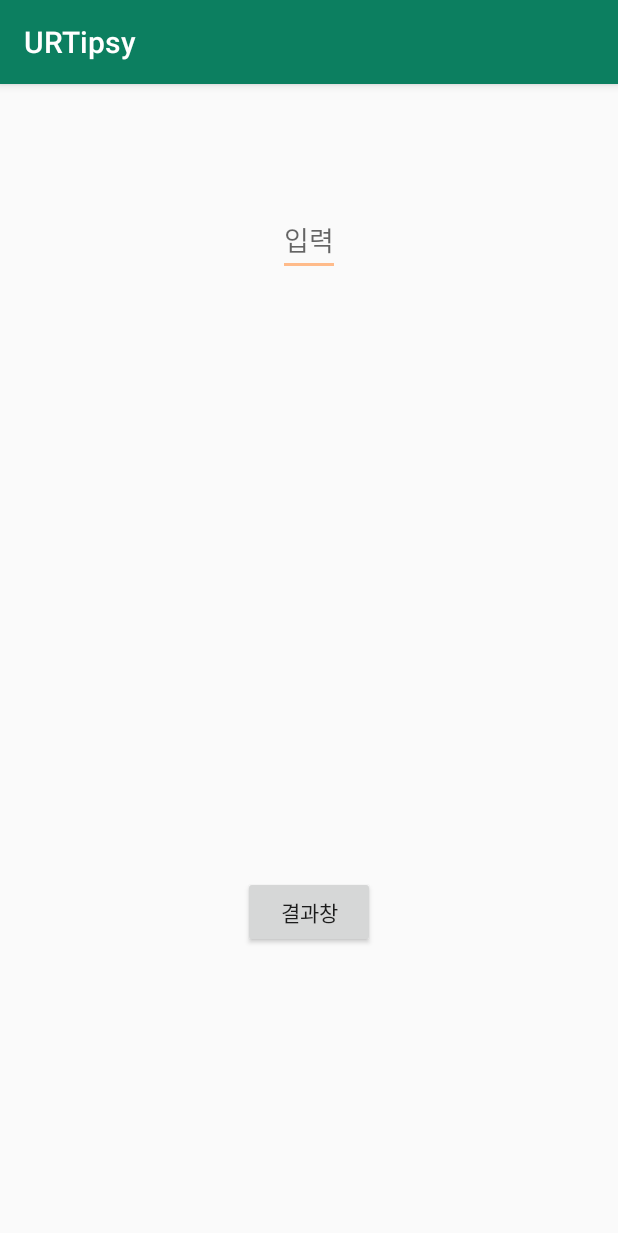
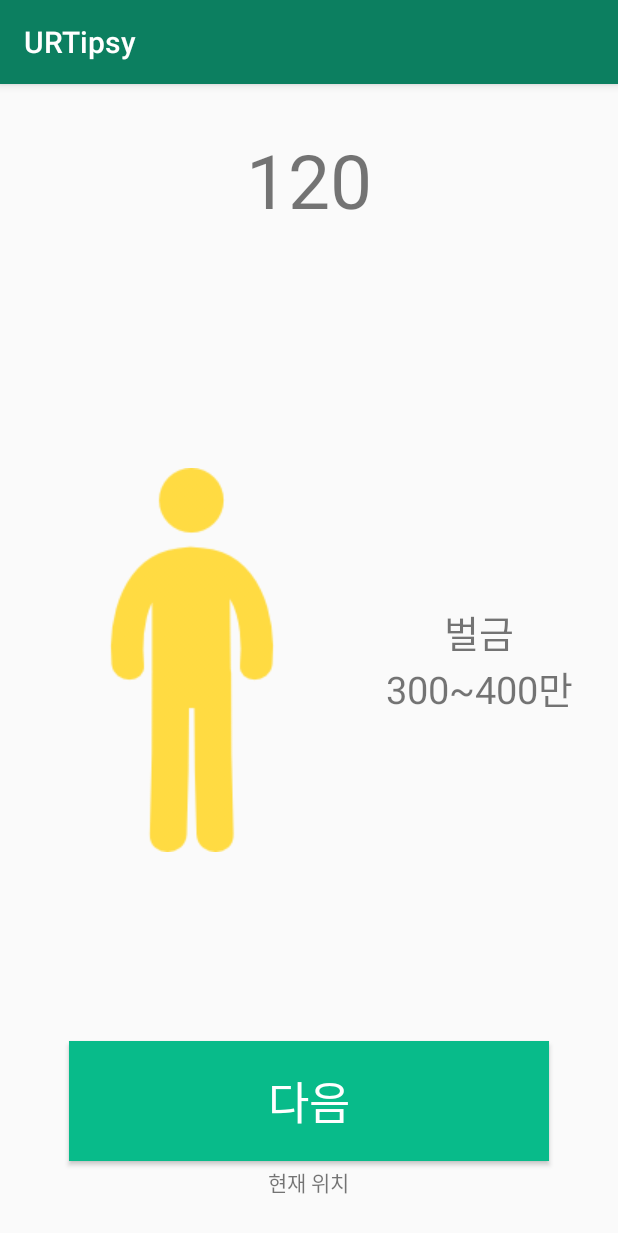
Before and after one commit to hyalinne/URTipsy, an Android app: the screen it shows after launch (MeasureActivity before the commit, ResultActivity after it), after a tap on "측정", on a phone screen of 412 x 824 dp. Shown: the top 1233 px of the screen. Run offline under Robolectric (Android 15) with nearby library versions, the phone set to English and light mode, and no system bars.

Commit message:
05.31. 00:31 + change measure + change gps + add db

```diff
--- a/app/src/main/AndroidManifest.xml
+++ b/app/src/main/AndroidManifest.xml
@@ -11,6 +11,9 @@
     <uses-permission android:name="android.permission.CALL_PHONE" />
     <uses-permission android:name="android.permission.READ_EXTERNAL_STORAGE" />
     <uses-permission android:name="android.permission.WRITE_EXTERNAL_STORAGE" />
+    <uses-permission android:name="android.permission.BLUETOOTH" />
+    <uses-permission android:name="android.permission.BLUETOOTH_ADMIN" />
+
 
     <application
         android:allowBackup="true"
--- /dev/null
+++ b/app/src/main/java/com/example/hyalinne/urtipsy/DBHelper.java
@@ -0,0 +1,28 @@
+package com.example.hyalinne.urtipsy;
+
+import android.content.Context;
+import android.database.sqlite.SQLiteDatabase;
+import android.database.sqlite.SQLiteOpenHelper;
+
+public class DBHelper extends SQLiteOpenHelper {
+
+    public DBHelper(Context context, String name, SQLiteDatabase.CursorFactory factory, int version) {
+        super(context, name, factory, version);
+        // TODO Auto-generated constructor stub
+    }
+
+    @Override
+    public void onCreate(SQLiteDatabase db) {
+         // TODO Auto-generated method stub
+        db.execSQL("CREATE TABLE record(_id INTEGER PRIMARY KEY AUTOINCREMENT, "
+                + "date TEXT , " + "alcohol NUMBER);");
+
+    }
+
+    @Override
+    public void onUpgrade(SQLiteDatabase db, int oldVersion, int newVersion) {
+    // TODO Auto-generated method stub
+        db.execSQL("DROP TABLE IF EXIST today;");
+        onCreate(db);
+    }
+}
--- a/app/src/main/java/com/example/hyalinne/urtipsy/MainActivity.java
+++ b/app/src/main/java/com/example/hyalinne/urtipsy/MainActivity.java
@@ -4,6 +4,8 @@ import android.content.Context;
 import android.content.Intent;
 import android.content.pm.ApplicationInfo;
 import android.content.pm.PackageManager;
+import android.database.Cursor;
+import android.database.sqlite.SQLiteDatabase;
 import android.graphics.Color;
 import android.location.Location;
 import android.location.LocationListener;
@@ -73,7 +75,13 @@ public class MainActivity extends AppCompatActivity {
         mViewPager.setAdapter(mSectionsPagerAdapter);
 
 
-        String[] permissions = new String[]{android.Manifest.permission.SEND_SMS, android.Manifest.permission.ACCESS_FINE_LOCATION, android.Manifest.permission.RECEIVE_SMS, android.Manifest.permission.READ_PHONE_STATE, android.Manifest.permission.CALL_PHONE};
+        String[] permissions = new String[]{
+                android.Manifest.permission.SEND_SMS,
+                android.Manifest.permission.ACCESS_FINE_LOCATION,
+                android.Manifest.permission.RECEIVE_SMS,
+                android.Manifest.permission.READ_PHONE_STATE,
+                android.Manifest.permission.CALL_PHONE,
+                android.Manifest.permission.BLUETOOTH};
         if (Build.VERSION.SDK_INT >= Build.VERSION_CODES.M) {
             for (String permission : permissions) {
                 int result = PermissionChecker.checkSelfPermission(this, permission);
@@ -176,6 +184,9 @@ public class MainActivity extends AppCompatActivity {
         private ArrayList<String> dayList;
         private GridView gridView;
         private Calendar mCal;
+        private DBHelper dbHelper;
+        private Cursor cursor;
+        private String today;
 
         @Override
         public View onCreateView(LayoutInflater inflater, ViewGroup container, Bundle savedInstanceState) {
@@ -183,6 +194,8 @@ public class MainActivity extends AppCompatActivity {
             tvDate = (TextView) rootView.findViewById(R.id.tv_date);
             gridView = (GridView) rootView.findViewById(R.id.gridview);
 
+            dbHelper = new DBHelper(rootView.getContext(), "record.db", null, 1);
+            SQLiteDatabase db = dbHelper.getWritableDatabase();
             // 오늘에 날짜를 세팅 해준다.
             long now = System.currentTimeMillis();
             final Date date = new Date(now);
--- a/app/src/main/java/com/example/hyalinne/urtipsy/MeasureActivity.java
+++ b/app/src/main/java/com/example/hyalinne/urtipsy/MeasureActivity.java
@@ -1,18 +1,35 @@
 package com.example.hyalinne.urtipsy;
 
+import android.app.Activity;
+import android.bluetooth.BluetoothAdapter;
+import android.bluetooth.BluetoothDevice;
+import android.bluetooth.BluetoothSocket;
+import android.content.BroadcastReceiver;
+import android.content.Context;
 import android.content.Intent;
+import android.content.IntentFilter;
 import android.content.SharedPreferences;
 import android.support.v7.app.AppCompatActivity;
 import android.os.Bundle;
+import android.util.Log;
 import android.view.View;
 import android.widget.Button;
 import android.widget.EditText;
 import android.widget.Toast;
 
+import java.io.InputStream;
+import java.io.OutputStream;
+import java.util.Set;
+
 public class MeasureActivity extends AppCompatActivity {
 
     private SharedPreferences pref;
     private SharedPreferences.Editor editor;
+    private static final int REQUEST_ENABLE_BT = 123456789;
+    private BluetoothAdapter mBluetoothAdapter = null;
+    private BluetoothDevice mBtDevice;
+    private BluetoothSocket mBtSocket;
+    private InputStream mInput;
 
     @Override
     protected void onCreate(Bundle savedInstanceState) {
@@ -21,17 +38,46 @@ public class MeasureActivity extends AppCompatActivity {
 
         pref = getSharedPreferences("Data", MODE_PRIVATE);
         editor = pref.edit();
+        editor.putString("measureData", "120");
+        editor.commit();
 
-        final EditText editText = (EditText)findViewById(R.id.measureEdit);
-        Button button = (Button)findViewById(R.id.measureBtn);
-        button.setOnClickListener(new View.OnClickListener() {
-            @Override
-            public void onClick(View v) {
-                editor.putString("measureData", editText.getText().toString());
-                editor.commit();
-                Intent intent = new Intent(getApplicationContext(), ResultActivity.class);
-                startActivity(intent);
+        // BluetoothAdapter 인스턴스를 얻는다
+        mBluetoothAdapter = BluetoothAdapter.getDefaultAdapter();
+        // MAC 주소에서 BluetoothDevice 인스턴스를 얻는다 (주소변환 필요)
+        mBtDevice = mBluetoothAdapter.getRemoteDevice("00:00:00:00:00:00");
+
+        try {
+            // 연결에 사용할 프로파일을 지정하여 BluetoothSocket 인스턴스를 얻는다
+//            mBtSocket = mBtDevice.createRfcommSocketToServiceRecord(UUID.fromString("00001101-0000-1000-8000-00805F9B34FB"));
+        } catch(Exception e) {
+            e.printStackTrace();
+        }
+
+        new Thread(new Runnable() {
+            public void run() {
+                try {
+                    // 소켓을 연결한다
+                    mBtSocket.connect();
+                    // 입출력을 위한 스트림 오브젝트를 얻는다
+                    mInput = mBtSocket.getInputStream();
+                    while(true) {
+
+                    }
+                } catch(Exception e) {
+                    e.printStackTrace();
+                }
             }
-        });
+        }).start();
+
+        startActivity(new Intent(getApplicationContext(), ResultActivity.class));
+    }
+
+    @Override
+    public void onDestroy() {
+        try {
+            mBtSocket.close();
+        } catch(Exception e) {
+            e.printStackTrace();
+        }
     }
 }
--- a/app/src/main/java/com/example/hyalinne/urtipsy/ResultActivity.java
+++ b/app/src/main/java/com/example/hyalinne/urtipsy/ResultActivity.java
@@ -1,35 +1,28 @@
 package com.example.hyalinne.urtipsy;
 
-import android.content.Context;
 import android.content.Intent;
 import android.content.SharedPreferences;
-import android.content.pm.PackageManager;
-import android.graphics.Color;
 import android.location.Address;
 import android.location.Geocoder;
-import android.location.Location;
-import android.location.LocationListener;
-import android.location.LocationManager;
-import android.os.Build;
-import android.support.v4.content.ContextCompat;
 import android.support.v7.app.AppCompatActivity;
 import android.os.Bundle;
 import android.view.View;
-import android.widget.Button;
 import android.widget.ImageView;
-import android.widget.RelativeLayout;
 import android.widget.TextView;
-import android.widget.Toast;
 
 import java.io.IOException;
 import java.util.List;
 import java.util.Locale;
 
 public class ResultActivity extends AppCompatActivity {
+    private final String sendMsg = "보호자님! URTipsy 사용자가 술을 드셨습니다.\n";
+    private final String addMsg = "현재 위치 : ";
 
     private SharedPreferences pref;
 
     private GpsInfo gps;
+
+    private String addrline;
 
     @Override
     protected void onCreate(Bundle savedInstanceState) {
@@ -38,9 +31,10 @@ public class ResultActivity extends AppCompatActivity {
 
         pref = getSharedPreferences("Data", MODE_PRIVATE);
         gps = new GpsInfo(ResultActivity.this);
+        addrline = null;
         setPenalty();
 
-        ((Button)findViewById(R.id.resultBtn)).setOnClickListener(new View.OnClickListener() {
+        (findViewById(R.id.resultBtn)).setOnClickListener(new View.OnClickListener() {
             @Override
             public void onClick(View v) {
                 startActivity(new Intent(getApplicationContext(), ChoiceActivity.class));
@@ -51,26 +45,56 @@ public class ResultActivity extends AppCompatActivity {
     public void setPenalty() {
         int alcohol = Integer.valueOf(pref.getString("measureData", "0"));
 
-        TextView measureValue = (TextView)findViewById(R.id.measureValue);
-        TextView penaltyWarning = (TextView)findViewById(R.id.penaltyWarning);
-        ImageView person = (ImageView)findViewById(R.id.resultImageView);
+        String msg;
+
+        TextView measureValue = (TextView) findViewById(R.id.measureValue);
+        TextView penaltyWarning = (TextView) findViewById(R.id.penaltyWarning);
+        ImageView person = (ImageView) findViewById(R.id.resultImageView);
 
         // 알콜 수치
         measureValue.setText(String.valueOf(alcohol));
+
+        getLocation();
+        if(addrline != null) {
+            msg = sendMsg + addMsg + addrline;
+        } else {
+            msg = sendMsg;
+        }
         // 알콜 수치에 따른 벌금 및 색상 변경
-        if(alcohol <= 100) {
-            penaltyWarning.setText("150~300만원의 벌금");
+        if(0 < alcohol  && alcohol <= 50) {
+            // nothing
+        } else if(50 < alcohol && alcohol <= 100) {
+            penaltyWarning.setText("벌금\n150~300만");
+            person.setImageResource(R.drawable.standing_up_man_yellow);
         } else if(100 < alcohol && alcohol <= 200) {
             getLocation();
             penaltyWarning.setText("벌금\n300~400만");
+            person.setImageResource(R.drawable.standing_up_man_yellow);
+        } else if(200 < alcohol && alcohol <= 300) {
+            penaltyWarning.setText("벌금\n400~500만");
             person.setImageResource(R.drawable.standing_up_man_orange);
+            SMSManager.sendSMS(getApplicationContext(), "01033535553", msg);
+        } else if(300 < alcohol && alcohol <= 400) {
+            getLocation();
+            penaltyWarning.setText("벌금\n500~600만");
+            person.setImageResource(R.drawable.standing_up_man_orange);
+            SMSManager.sendSMS(getApplicationContext(), "01033535553", msg);
+        } else if(400 < alcohol && alcohol <= 500) {
+            getLocation();
+            penaltyWarning.setText("벌금\n600~700만");
+            person.setImageResource(R.drawable.standing_up_man_red);
+            SMSManager.sendSMS(getApplicationContext(), "01033535553", msg);
+        } else if(500 < alcohol) {
+            getLocation();
+            penaltyWarning.setText("벌금\n600~700만");
+            person.setImageResource(R.drawable.standing_up_man_red);
+            SMSManager.sendSMS(getApplicationContext(), "01033535553", msg);
+        } else {
+            // error
         }
     }
 
     private void getLocation() {
-        // GPS 사용유무 가져오기
-        if (gps.isGetLocation()) {
-
         double latitude = gps.getLatitude();
         double longitude = gps.getLongitude();
         Geocoder geocoder = new Geocoder(getApplicationContext(), Locale.KOREAN);
@@ -79,17 +103,11 @@ public class ResultActivity extends AppCompatActivity {
             List<Address> addressList = null;
             addressList = geocoder.getFromLocation(latitude, longitude, 1);
             if(addressList.size() == 0) return;
-                String addrline = addressList.get(0).getAddressLine(0);
+            addrline = addressList.get(0).getAddressLine(0);
             TextView tv = (TextView)findViewById(R.id.currentAddressTV);
             tv.setText(addrline);
-                SMSManager.sendSMS(getApplicationContext(), "01033535553", addrline);
         } catch (IOException e) {
             e.printStackTrace();
         }
-        } else {
-            // GPS 를 사용할수 없으므로
-            gps.showSettingsAlert();
-            getLocation();
     }
 }
-}
--- a/app/src/main/res/layout/activity_measure.xml
+++ b/app/src/main/res/layout/activity_measure.xml
@@ -1,39 +1,39 @@
 <?xml version="1.0" encoding="utf-8"?>
-<android.support.constraint.ConstraintLayout xmlns:android="http://schemas.android.com/apk/res/android"
+<RelativeLayout xmlns:android="http://schemas.android.com/apk/res/android"
     xmlns:app="http://schemas.android.com/apk/res-auto"
     xmlns:tools="http://schemas.android.com/tools"
     android:layout_width="match_parent"
     android:layout_height="match_parent"
-    tools:context="com.example.hyalinne.urtipsy.MeasureActivity">
+    tools:context="com.example.hyalinne.urtipsy.MeasureActivity"
+    android:background="#fff">
+    <TextView
+        android:layout_width="wrap_content"
+        android:layout_height="wrap_content"
+        android:text="블루투스로 기기와 연결해주세요."
+        android:textColor="#f00"
+        android:textSize="25dp"
+        android:textAlignment="center"
+        android:layout_marginTop="15dp"
+        android:layout_centerHorizontal="true"
+        android:id="@+id/measureNotice1"/>
 
-    <RelativeLayout
-        android:layout_width="match_parent"
-        android:layout_height="match_parent">
+    <TextView
+        android:layout_width="wrap_content"
+        android:layout_height="wrap_content"
+        android:text="기기의 입구에 숨을 불어주세요."
+        android:textColor="#000"
+        android:textSize="25dp"
+        android:textAlignment="center"
+        android:layout_below="@+id/measureNotice1"
+        android:layout_marginTop="10dp"
+        android:layout_centerHorizontal="true"
+        android:id="@+id/measureNotice2"/>
+
+    <ImageView
+        android:layout_width="wrap_content"
+        android:layout_height="wrap_content"
+        android:src="@drawable/measure_image"
+        android:layout_below="@+id/measureNotice2"/>
 
 
-        <EditText
-            android:id="@+id/measureEdit"
-            android:layout_width="wrap_content"
-            android:layout_height="wrap_content"
-            android:layout_alignParentTop="true"
-            android:layout_centerHorizontal="true"
-            android:layout_marginTop="80dp"
-            android:hint="입력"
-            tools:layout_editor_absoluteX="171dp"
-            tools:layout_editor_absoluteY="163dp" />
-
-        <Button
-            android:id="@+id/measureBtn"
-            android:layout_width="wrap_content"
-            android:layout_height="wrap_content"
-            android:layout_alignParentBottom="true"
-            android:layout_centerHorizontal="true"
-            android:layout_marginBottom="192dp"
-            android:text="결과창"
-            tools:layout_editor_absoluteX="148dp"
-            tools:layout_editor_absoluteY="249dp" />
-
-    </RelativeLayout>
-
-
-</android.support.constraint.ConstraintLayout>
+</RelativeLayout>
--- a/app/src/main/res/layout/activity_result.xml
+++ b/app/src/main/res/layout/activity_result.xml
@@ -10,7 +10,7 @@
     <ImageView
         android:layout_width="wrap_content"
         android:layout_height="wrap_content"
-        android:src="@drawable/standing_up_man_yellow"
+        android:src="@drawable/standing_up_man"
         android:layout_centerVertical="true"
         android:id="@+id/resultImageView" />
 
@@ -18,7 +18,7 @@
         android:id="@+id/measureValue"
         android:layout_width="wrap_content"
         android:layout_height="wrap_content"
-        android:text="123"
+        android:text="1"
         android:textSize="50dp"
         android:layout_alignParentTop="true"
         android:layout_centerHorizontal="true"
@@ -28,9 +28,10 @@
         android:id="@+id/penaltyWarning"
         android:layout_width="wrap_content"
         android:layout_height="wrap_content"
-        android:text="150~300만원의 벌금"
-        android:textSize="20dp"
-        android:layout_marginRight="50dp"
+        android:text="벌금\n"
+        android:textAlignment="center"
+        android:textSize="25dp"
+        android:layout_marginRight="30dp"
         android:layout_centerVertical="true"
         android:layout_alignParentEnd="true" />
 
```
Also changed, not shown: app/src/main/java/com/example/hyalinne/urtipsy/GpsInfo.java (+7 -57 lines), app/src/main/res/drawable/measure_image.jpg (added), app/src/main/res/drawable/standing_up_man.png (added). Lines whose indentation alone changed are shown as unchanged.
